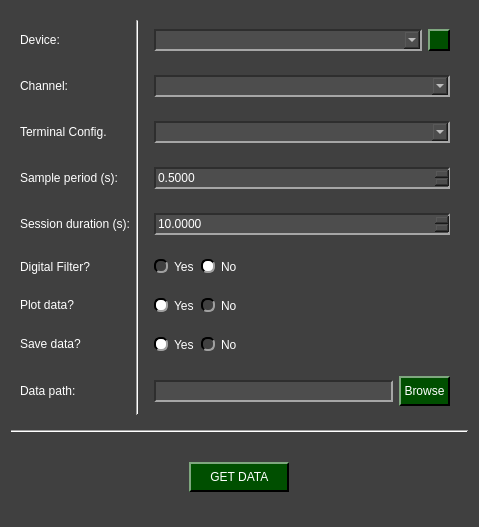
Qt form pydaq/uis/PyDAQ_get_data_NIDAQ_widget.ui (samirmartins/pydaq) before a commit.
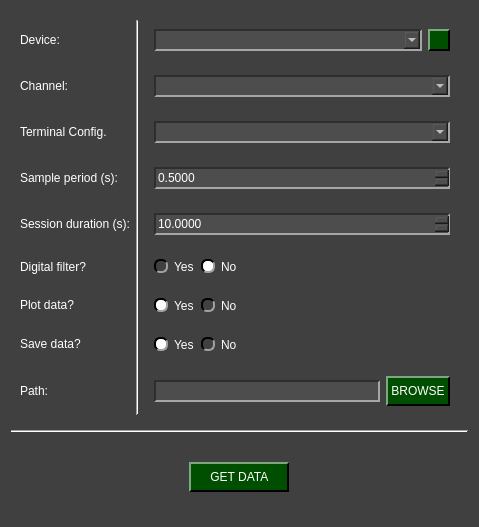
The same form after that commit. Icons and pictures are not drawn.

```diff
--- a/pydaq/uis/PyDAQ_get_data_NIDAQ_widget.ui
+++ b/pydaq/uis/PyDAQ_get_data_NIDAQ_widget.ui
@@ -496,7 +496,7 @@
             </size>
            </property>
            <property name="text">
-            <string> Browse </string>
+            <string> BROWSE </string>
            </property>
           </widget>
          </item>
@@ -555,7 +555,7 @@
          </size>
         </property>
         <property name="text">
-         <string>Data path:</string>
+         <string>Path:</string>
         </property>
        </widget>
       </item>
@@ -650,7 +650,7 @@
       <item row="5" column="0">
        <widget class="QLabel" name="label_9">
         <property name="text">
-         <string>Digital Filter?</string>
+         <string>Digital filter?</string>
         </property>
        </widget>
       </item>
```
Left out of the diff: 2 changed lines with no effect on the pictures.
